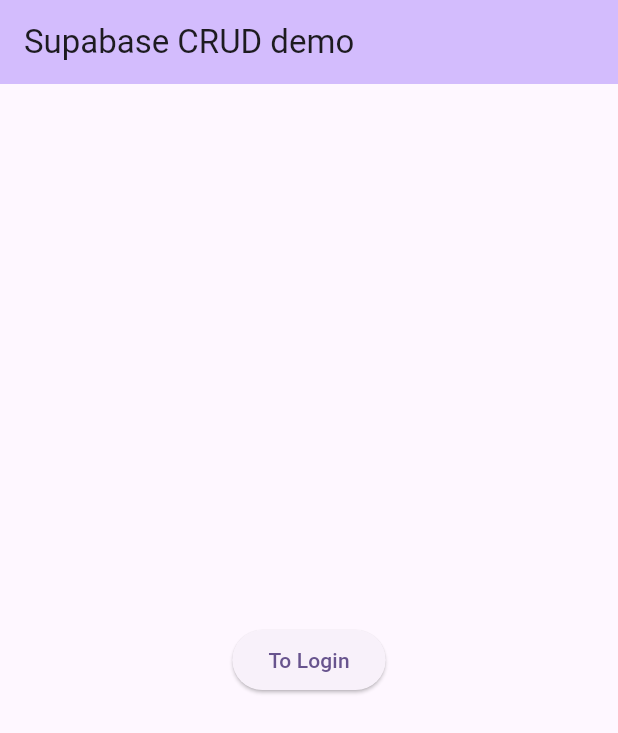
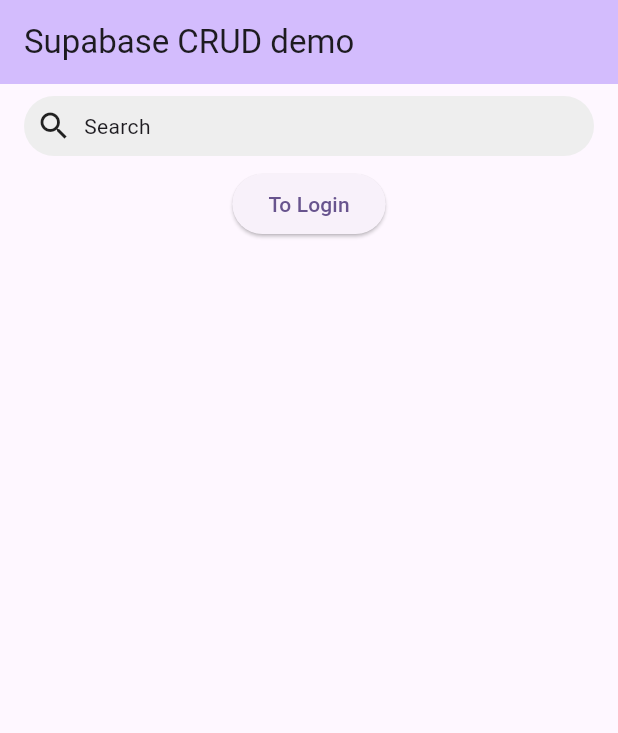
Before and after one commit to heyhey1028/flutter_supabase_crud, a Flutter app: the screen it shows after launch, on a phone screen of 412 x 824 dp. Shown: the top 733 px of the screen. Run offline on Flutter 3.47's test engine with Material 2 defaults, Android fonts, the phone set to English and light mode, and no system bars; our stand-ins replace supabase_flutter; accounts and stored records are empty.

Commit message:
feat: add searchbar widget into MyHomePage

```diff
--- a/lib/pages/my_home_page.dart
+++ b/lib/pages/my_home_page.dart
@@ -2,6 +2,7 @@
 
 import 'package:flutter/material.dart';
 import 'package:flutter_supabase_crud/widgets/create_todo_modal.dart';
+import 'package:flutter_supabase_crud/widgets/search_bar_widget.dart';
 import 'package:flutter_supabase_crud/widgets/todo_list.dart';
 import 'package:supabase_flutter/supabase_flutter.dart';
 
@@ -50,6 +51,7 @@
     });
   }
 
+  // Get the todo stream for the current user
   Stream<List<Todo>> getTodoStream(String userID) {
     return Supabase.instance.client
         .from('todos')
@@ -96,7 +98,10 @@
             ),
         ],
       ),
-      body: Center(
+      body: Column(
+        children: [
+          const SearchBarWidget(),
+          Flexible(
             child: isLoading
                 ? const CircularProgressIndicator()
                 : isLoggedIn
@@ -115,6 +120,8 @@
                         child: const Text('To Login'),
                       ),
           ),
+        ],
+      ),
       // floatingactionbutton with plus mark
       floatingActionButton: isLoggedIn
           ? FloatingActionButton(
@@ -127,11 +134,6 @@
     );
   }
 
-  /// Logs out the current user.
-  ///
-  /// If the logout process fails, the user is shown a snackbar with the error.
-  ///
-  /// If the logout process succeeds, the user is taken to the login screen.
   Future<void> _logout() async {
     setState(() {
       isLoading = true;
```
Lines whose indentation alone changed are shown as unchanged.
